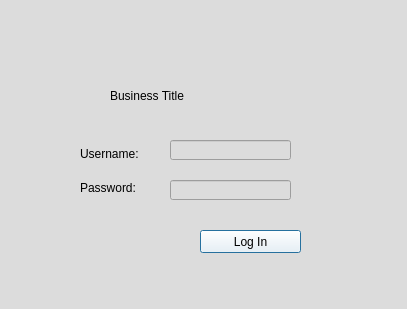
Above: GUI/SignInWindow/SignIn.ui from BeepBoopBit/student-project-crud before the change. Below: the same form after it.
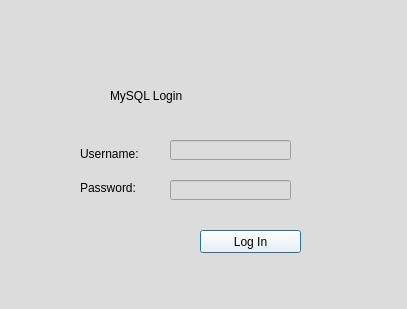
That is the form after the change.

Diff of the .ui file:
```diff
--- a/GUI/SignInWindow/SignIn.ui
+++ b/GUI/SignInWindow/SignIn.ui
@@ -33,7 +33,7 @@
 </string>
    </property>
    <property name="text">
-    <string>Business Title</string>
+    <string>MySQL Login</string>
    </property>
   </widget>
   <widget class="QWidget" name="verticalLayoutWidget">
```
